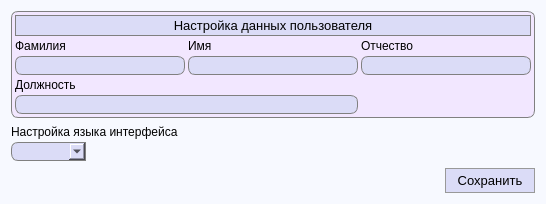
The window that SettingsWindow.ui (FediiBohdan/TechService) describes before a commit, drawn with Qt 5.
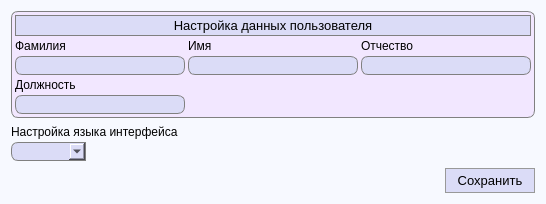
The same window after the commit. Icons and pictures are not drawn.

```diff
--- a/SettingsWindow.ui
+++ b/SettingsWindow.ui
@@ -247,7 +247,7 @@
         </layout>
        </widget>
       </item>
-      <item row="4" column="0" colspan="2">
+      <item row="4" column="0">
        <widget class="QLineEdit" name="userPosition">
         <property name="font">
          <font>
```
Left out of the diff: 3 changed lines with no effect on the pictures.
